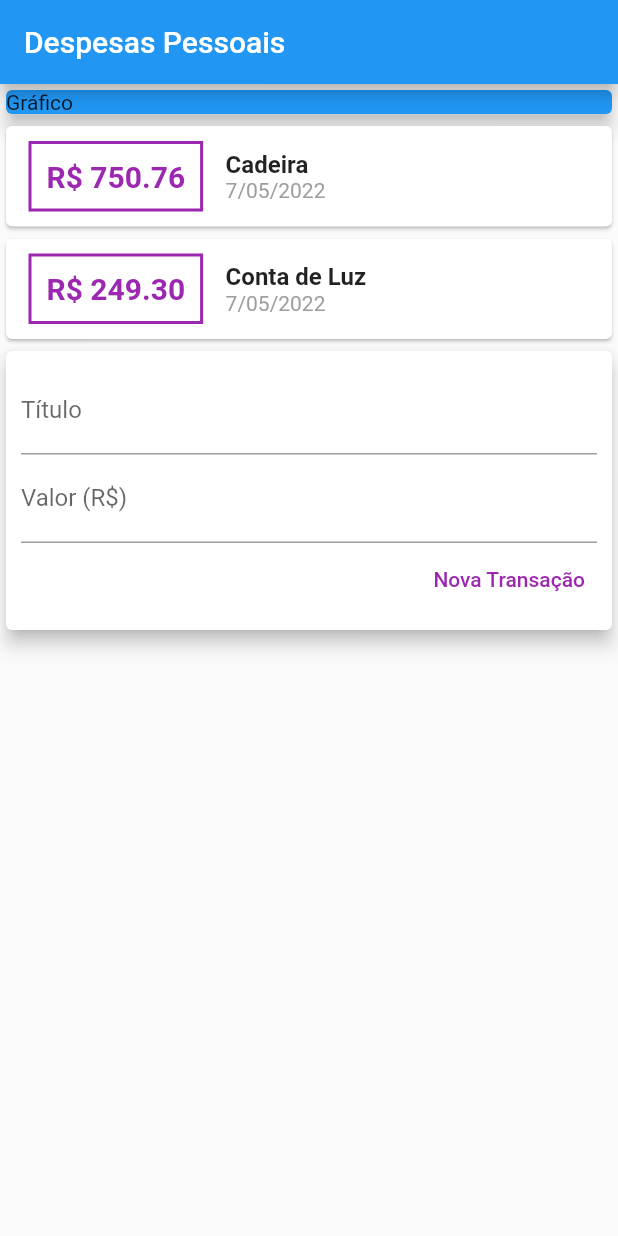
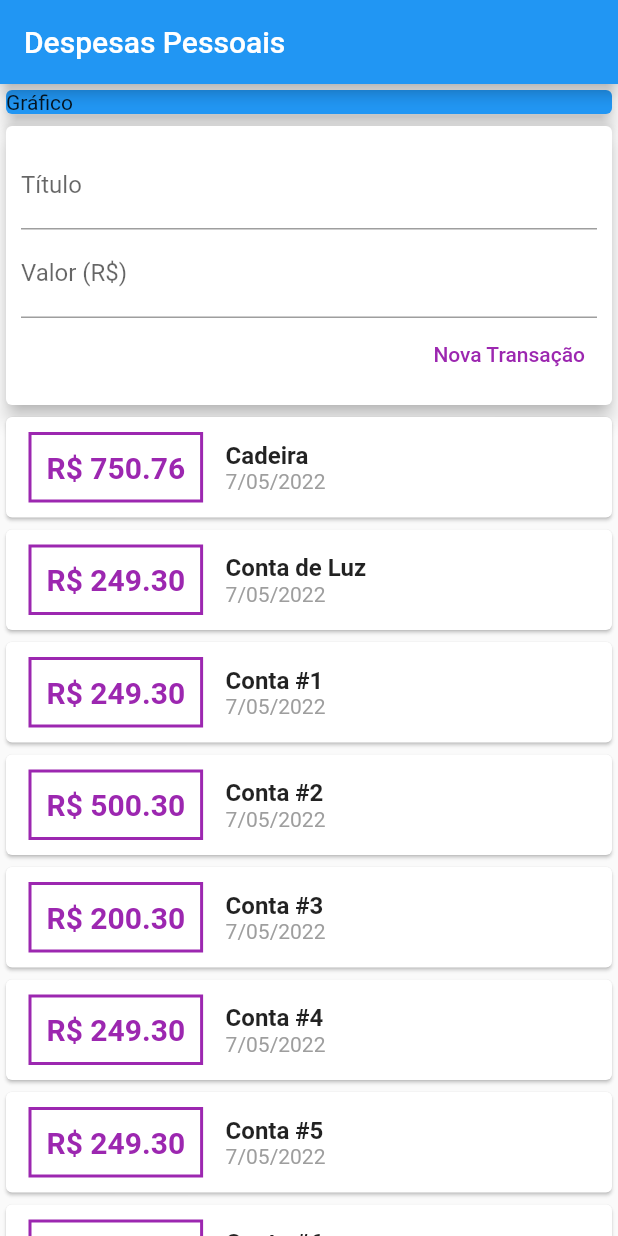
Before and after one commit to andrehahn05/ExpensesApp, a Flutter app: the screen it shows after launch, after a tap on "Nova Transação", on a phone screen of 412 x 824 dp. Run offline on Flutter 3.47's test engine with Material 2 defaults, Android fonts, the phone set to English and light mode, and no system bars.

Commit message:
ListView

```diff
--- a/lib/components/tarnsaction_form.dart
+++ b/lib/components/tarnsaction_form.dart
@@ -1,9 +1,11 @@
 import 'package:flutter/material.dart';
 
 class TransactionForm extends StatelessWidget {
-  TransactionForm({Key? key}) : super(key: key);
+  TransactionForm(this.onSubmit, {Key? key} ) : super(key: key);
   final titleController = TextEditingController();
   final valueController = TextEditingController();
+
+  final void Function(String, double) onSubmit;
 
   @override
   Widget build(BuildContext context) {
@@ -36,8 +38,9 @@ class TransactionForm extends StatelessWidget {
                     ),
                   ),
                   onPressed: () {
-                    print(titleController.text);
-                    print(valueController.text);
+                    final title = titleController.text;
+                    final value = double.tryParse(valueController.text) ?? 0;
+                    onSubmit(title, value);
                   },
                 )
               ],
--- a/lib/components/transaction_list.dart
+++ b/lib/components/transaction_list.dart
@@ -9,8 +9,12 @@ class TransactionList extends StatelessWidget {
 
   @override
   Widget build(BuildContext context) {
-    return Column(
-      children: transactions.map((e) {
+    return SizedBox(
+      height: 600,
+      child: ListView.builder(
+        itemCount: transactions.length,
+        itemBuilder: (ctx, index) {
+          final e = transactions[index];
           return Card(
             child: Row(
               children: [
@@ -56,7 +60,8 @@ class TransactionList extends StatelessWidget {
               ],
             ),
           );
-      }).toList(),
+        },
+      ),
     );
   }
 }
--- a/lib/components/transaction_user.dart
+++ b/lib/components/transaction_user.dart
@@ -1,3 +1,5 @@
+import 'dart:math';
+
 import 'package:flutter/material.dart';
 import 'tarnsaction_form.dart';
 import 'transaction_list.dart';
@@ -24,14 +26,74 @@ class _TransactionUserState extends State<TransactionUser> {
       value: 249.30,
       date: DateTime.now(),
     ),
+    Transaction(
+      id: 't3',
+      title: 'Conta #1',
+      value: 249.30,
+      date: DateTime.now(),
+    ),
+    Transaction(
+      id: 't4',
+      title: 'Conta #2',
+      value: 500.30,
+      date: DateTime.now(),
+    ),
+    Transaction(
+      id: 't5',
+      title: 'Conta #3',
+      value: 200.30,
+      date: DateTime.now(),
+    ),
+    Transaction(
+      id: 't6',
+      title: 'Conta #4',
+      value: 249.30,
+      date: DateTime.now(),
+    ),
+    Transaction(
+      id: 't7',
+      title: 'Conta #5',
+      value: 249.30,
+      date: DateTime.now(),
+    ),
+    Transaction(
+      id: 't8',
+      title: 'Conta #6',
+      value: 500.30,
+      date: DateTime.now(),
+    ),
+    Transaction(
+      id: 't9',
+      title: 'Conta #7',
+      value: 200.30,
+      date: DateTime.now(),
+    ),
+    Transaction(
+      id: 't6',
+      title: 'Conta #4',
+      value: 249.30,
+      date: DateTime.now(),
+    ),
   ];
+
+  _addTransaction(String title, double value) {
+    final newTransaction = Transaction(
+      id: Random().nextDouble().toString(),
+      title: title,
+      value: value,
+      date: DateTime.now(),
+    );
+    setState(() {
+      _transactions.add(newTransaction);
+    });
+  }
 
   @override
   Widget build(BuildContext context) {
     return Column(
       children: [
+        TransactionForm(_addTransaction),
         TransactionList(_transactions),
-        TransactionForm(),
       ],
     );
   }
--- a/lib/main.dart
+++ b/lib/main.dart
@@ -20,7 +20,8 @@ class MyHomePage extends StatelessWidget {
       appBar: AppBar(
         title: const Text('Despesas Pessoais'),
       ),
-      body: Column(
+      body: SingleChildScrollView(
+        child: Column(
           crossAxisAlignment: CrossAxisAlignment.stretch,
           children: const [
             SizedBox(
@@ -33,6 +34,7 @@ class MyHomePage extends StatelessWidget {
             TransactionUser(),
           ],
         ),
+      ),
     );
   }
 }
```
Lines whose indentation alone changed are shown as unchanged.
